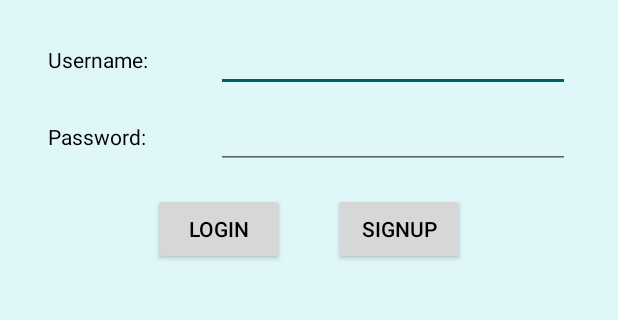
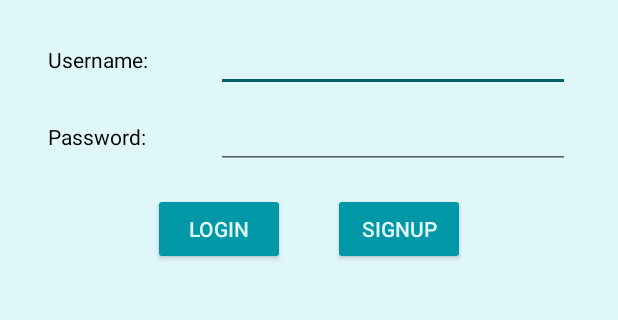
Before and after one commit to TheArhaam/Android-StudentAMS, an Android app: the screen it shows after launch (MainActivity), on a phone screen of 412 x 824 dp, the part 463-783 px from its top. Run offline under Robolectric (Android 15) with nearby library versions, the phone set to English and light mode, and no system bars; our stand-ins replace Firebase (no records; nobody signed in at launch, a user with empty details on screens opened directly).

Commit message:
UI Changes

```diff
--- /dev/null
+++ b/app/src/main/res/drawable/ic_person_add_black_24dp.xml
@@ -0,0 +1,5 @@
+<vector android:height="24dp" android:tint="#EEFFFF"
+    android:viewportHeight="24.0" android:viewportWidth="24.0"
+    android:width="24dp" xmlns:android="http://schemas.android.com/apk/res/android">
+    <path android:fillColor="#FF000000" android:pathData="M15,12c2.21,0 4,-1.79 4,-4s-1.79,-4 -4,-4 -4,1.79 -4,4 1.79,4 4,4zM6,10L6,7L4,7v3L1,10v2h3v3h2v-3h3v-2L6,10zM15,14c-2.67,0 -8,1.34 -8,4v2h16v-2c0,-2.66 -5.33,-4 -8,-4z"/>
+</vector>
--- a/app/src/main/res/layout/activity_add_student.xml
+++ b/app/src/main/res/layout/activity_add_student.xml
@@ -199,6 +199,7 @@
         app:layout_constraintEnd_toStartOf="@+id/guideline5"
         app:layout_constraintHorizontal_bias="0.509"
         app:layout_constraintStart_toStartOf="@+id/guideline5"
-        app:layout_constraintTop_toBottomOf="@+id/textView18" />
+        app:layout_constraintTop_toBottomOf="@+id/textView18"
+        android:theme="@style/CustomButton"/>
 
 </androidx.constraintlayout.widget.ConstraintLayout>
--- a/app/src/main/res/layout/activity_main.xml
+++ b/app/src/main/res/layout/activity_main.xml
@@ -89,7 +89,8 @@
         app:layout_constraintEnd_toStartOf="@+id/guideline3"
         app:layout_constraintHorizontal_bias="1.0"
         app:layout_constraintStart_toStartOf="parent"
-        app:layout_constraintTop_toBottomOf="@+id/editText5" />
+        app:layout_constraintTop_toBottomOf="@+id/editText5"
+        android:theme="@style/CustomButton"/>
 
     <Button
         android:id="@+id/button2"
@@ -102,7 +103,8 @@
         app:layout_constraintEnd_toEndOf="parent"
         app:layout_constraintHorizontal_bias="0.0"
         app:layout_constraintStart_toStartOf="@+id/guideline3"
-        app:layout_constraintTop_toBottomOf="@+id/editText5" />
+        app:layout_constraintTop_toBottomOf="@+id/editText5"
+        android:theme="@style/CustomButton"/>
 
     <androidx.constraintlayout.widget.Guideline
         android:id="@+id/guideline3"
@@ -139,23 +141,6 @@
             tools:layout_editor_absoluteY="172dp" />
     </RadioGroup>
 
-    <!--<EditText-->
-        <!--android:id="@+id/editText9"-->
-        <!--android:layout_width="381dp"-->
-        <!--android:layout_height="207dp"-->
-        <!--android:layout_marginStart="8dp"-->
-        <!--android:layout_marginLeft="8dp"-->
-        <!--android:layout_marginTop="8dp"-->
-        <!--android:layout_marginEnd="8dp"-->
-        <!--android:layout_marginRight="8dp"-->
-        <!--android:layout_marginBottom="8dp"-->
-        <!--android:ems="10"-->
-        <!--android:inputType="textPersonName"-->
-        <!--android:text="Name"-->
-        <!--app:layout_constraintBottom_toBottomOf="parent"-->
-        <!--app:layout_constraintEnd_toEndOf="parent"-->
-        <!--app:layout_constraintStart_toStartOf="parent"-->
-        <!--app:layout_constraintTop_toBottomOf="@+id/button" />-->
 
 
 </androidx.constraintlayout.widget.ConstraintLayout>
--- a/app/src/main/res/layout/activity_pop_up_attendance.xml
+++ b/app/src/main/res/layout/activity_pop_up_attendance.xml
@@ -103,6 +103,7 @@
         android:text="UPDATE"
         app:layout_constraintEnd_toStartOf="@+id/guideline4"
         app:layout_constraintStart_toStartOf="@+id/guideline4"
-        app:layout_constraintTop_toBottomOf="@+id/textView37" />
+        app:layout_constraintTop_toBottomOf="@+id/textView37"
+        android:theme="@style/CustomButton"/>
 
 </androidx.constraintlayout.widget.ConstraintLayout>
--- a/app/src/main/res/layout/activity_sign_up.xml
+++ b/app/src/main/res/layout/activity_sign_up.xml
@@ -150,7 +150,8 @@
         android:layout_marginTop="32dp"
         android:text="@string/SUSubmit"
         app:layout_constraintStart_toStartOf="parent"
-        app:layout_constraintTop_toBottomOf="@+id/editText2" />
+        app:layout_constraintTop_toBottomOf="@+id/editText2"
+        android:theme="@style/CustomButton"/>
 
     <androidx.constraintlayout.widget.Guideline
         android:id="@+id/guideline"
--- a/app/src/main/res/layout/activity_staff_logged_in3.xml
+++ b/app/src/main/res/layout/activity_staff_logged_in3.xml
@@ -31,4 +31,5 @@
         app:layout_constraintRight_toRightOf="parent"
         app:menu="@menu/navigation" />
 
+
 </androidx.constraintlayout.widget.ConstraintLayout>
--- a/app/src/main/res/layout/list_students.xml
+++ b/app/src/main/res/layout/list_students.xml
@@ -9,7 +9,7 @@
         android:layout_margin="5dp"
         android:layout_width="match_parent"
         android:layout_height="match_parent"
-        app:cardBackgroundColor="#eeffff">
+        app:cardBackgroundColor="@color/colorCardBackground">
 
         <LinearLayout
             android:layout_width="match_parent"
--- a/app/src/main/res/layout/list_subjects.xml
+++ b/app/src/main/res/layout/list_subjects.xml
@@ -9,7 +9,7 @@
         android:layout_margin="5dp"
         android:layout_width="match_parent"
         android:layout_height="match_parent"
-        app:cardBackgroundColor="#eeffff">
+        app:cardBackgroundColor="@color/colorCardBackground">
 
         <LinearLayout
             android:id="@+id/subjectitem"
--- a/app/src/main/res/values/styles.xml
+++ b/app/src/main/res/values/styles.xml
@@ -7,6 +7,7 @@
         <item name="colorPrimaryDark">@color/colorPrimaryDark</item>
         <item name="colorAccent">@color/colorAccent</item>
         <item name="android:colorBackground">@color/colorBackground</item>
+        <item name="android:windowSoftInputMode">adjustPan</item>
 
     </style>
 
@@ -14,4 +15,10 @@
         <item name="android:windowCloseOnTouchOutside">true</item>
         <item name="android:windowIsFloating">true</item>
     </style>
+
+    <style name="CustomButton" parent="Theme.AppCompat.Light">
+        <item name="colorControlHighlight">@color/colorAccent</item>
+        <item name="colorButtonNormal">@color/colorPrimary</item>
+        <item name="android:textColor">@color/colorBackground</item>
+    </style>
 </resources>
```
Also changed, not shown: app/src/main/res/layout/fragment_students.xml (+4 -33 lines), app/src/main/res/values/colors.xml (+9 -0 lines).
